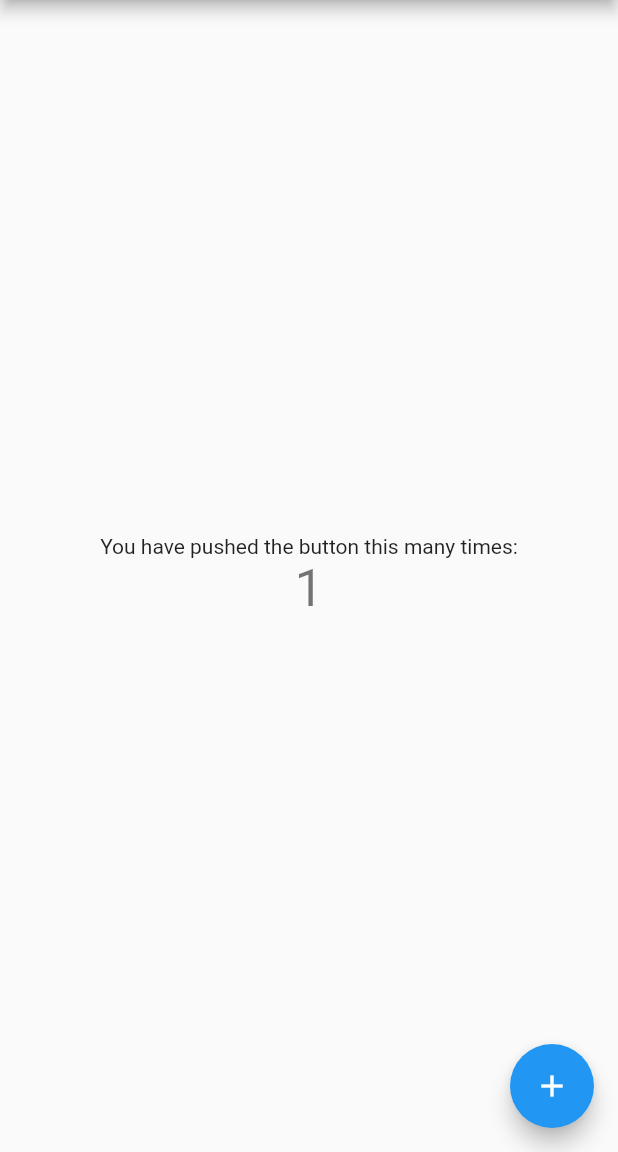
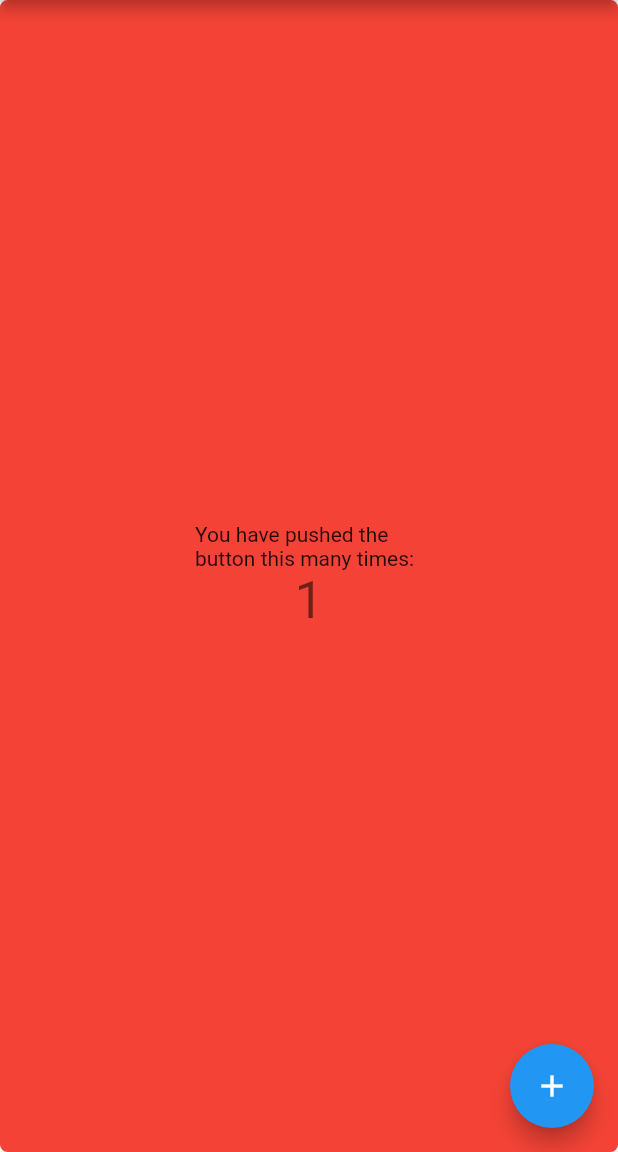
Before and after one commit to BayMikyou/flutter_extension, a Flutter app: the screen it shows after launch, after a tap on the "add" icon, on a phone screen of 412 x 824 dp, the part 84-1236 px from its top. Run offline on Flutter 3.47's test engine with Material 2 defaults, Android fonts, the phone set to English and light mode, and no system bars.

Commit message:
新增若干扩展函数

```diff
--- /dev/null
+++ b/lib/extension/utils/ext_list.dart
@@ -0,0 +1,6 @@
+extension ExtList<T> on List<T> {
+  List<T> copy() => List.from(this, growable: true);
+
+  List<R> mapIndexed<R>(R Function(T, int) onMap) =>
+      asMap().entries.map((entry) => onMap(entry.value, entry.key)).toList();
+}
--- /dev/null
+++ b/lib/extension/widget/ext_background.dart
@@ -0,0 +1,46 @@
+import 'package:flutter/cupertino.dart';
+import 'package:flutter/material.dart';
+
+extension ExtBg on Widget {
+  Widget background({
+    Color bgColor,
+    ImageProvider bgImage,
+    BoxShape shape,
+    double cornerRadius,
+    double border,
+    Color borderColor,
+  }) {
+    if(bgImage != null) {
+      return Container(
+        child: this,
+        decoration: BoxDecoration(
+          image: DecorationImage(
+            image: bgImage,
+            fit: BoxFit.cover,
+          ),
+          shape: shape,
+          border: Border.all(width: border, color: borderColor),
+          borderRadius: BorderRadius.all(
+            Radius.circular(
+              cornerRadius,
+            ),
+          ),
+        ),
+      );
+    } else {
+      return Container(
+        child: this,
+        decoration: BoxDecoration(
+          color: borderColor,
+          shape: shape,
+          border: Border.all(width: border, color: borderColor),
+          borderRadius: BorderRadius.all(
+            Radius.circular(
+              cornerRadius,
+            ),
+          ),
+        ),
+      );
+    }
+  }
+}
--- a/lib/main.dart
+++ b/lib/main.dart
@@ -1,23 +1,14 @@
 import 'package:flutter/material.dart';
+import 'package:flutterextension/extension/extensions.dart';
 
 void main() => runApp(MyApp());
 
 class MyApp extends StatelessWidget {
-  // This widget is the root of your application.
   @override
   Widget build(BuildContext context) {
     return MaterialApp(
       title: 'Flutter Demo',
       theme: ThemeData(
-        // This is the theme of your application.
-        //
-        // Try running your application with "flutter run". You'll see the
-        // application has a blue toolbar. Then, without quitting the app, try
-        // changing the primarySwatch below to Colors.green and then invoke
-        // "hot reload" (press "r" in the console where you ran "flutter run",
-        // or simply save your changes to "hot reload" in a Flutter IDE).
-        // Notice that the counter didn't reset back to zero; the application
-        // is not restarted.
         primarySwatch: Colors.blue,
       ),
       home: MyHomePage(title: 'Flutter Demo Home Page'),
@@ -27,15 +18,6 @@ class MyApp extends StatelessWidget {
 
 class MyHomePage extends StatefulWidget {
   MyHomePage({Key key, this.title}) : super(key: key);
-
-  // This widget is the home page of your application. It is stateful, meaning
-  // that it has a State object (defined below) that contains fields that affect
-  // how it looks.
-
-  // This class is the configuration for the state. It holds the values (in this
-  // case the title) provided by the parent (in this case the App widget) and
-  // used by the build method of the State. Fields in a Widget subclass are
-  // always marked "final".
 
   final String title;
 
@@ -48,47 +30,17 @@ class _MyHomePageState extends State<MyHomePage> {
 
   void _incrementCounter() {
     setState(() {
-      // This call to setState tells the Flutter framework that something has
-      // changed in this State, which causes it to rerun the build method below
-      // so that the display can reflect the updated values. If we changed
-      // _counter without calling setState(), then the build method would not be
-      // called again, and so nothing would appear to happen.
       _counter++;
     });
   }
 
   @override
   Widget build(BuildContext context) {
-    // This method is rerun every time setState is called, for instance as done
-    // by the _incrementCounter method above.
-    //
-    // The Flutter framework has been optimized to make rerunning build methods
-    // fast, so that you can just rebuild anything that needs updating rather
-    // than having to individually change instances of widgets.
     return Scaffold(
       appBar: AppBar(
-        // Here we take the value from the MyHomePage object that was created by
-        // the App.build method, and use it to set our appbar title.
         title: Text(widget.title),
       ),
-      body: Center(
-        // Center is a layout widget. It takes a single child and positions it
-        // in the middle of the parent.
-        child: Column(
-          // Column is also a layout widget. It takes a list of children and
-          // arranges them vertically. By default, it sizes itself to fit its
-          // children horizontally, and tries to be as tall as its parent.
-          //
-          // Invoke "debug painting" (press "p" in the console, choose the
-          // "Toggle Debug Paint" action from the Flutter Inspector in Android
-          // Studio, or the "Toggle Debug Paint" command in Visual Studio Code)
-          // to see the wireframe for each widget.
-          //
-          // Column has various properties to control how it sizes itself and
-          // how it positions its children. Here we use mainAxisAlignment to
-          // center the children vertically; the main axis here is the vertical
-          // axis because Columns are vertical (the cross axis would be
-          // horizontal).
+      body: Column(
         mainAxisAlignment: MainAxisAlignment.center,
         children: <Widget>[
           Text(
@@ -99,13 +51,14 @@ class _MyHomePageState extends State<MyHomePage> {
             style: Theme.of(context).textTheme.display1,
           ),
         ],
-        ),
-      ),
+      ).center
+        .paddingAll(120)
+        .background(bgColor: Colors.green, border: 10, borderColor: Colors.red, shape: BoxShape.rectangle, cornerRadius: 5.0),
       floatingActionButton: FloatingActionButton(
         onPressed: _incrementCounter,
         tooltip: 'Increment',
         child: Icon(Icons.add),
-      ), // This trailing comma makes auto-formatting nicer for build methods.
+      ),
     );
   }
 }
--- a/pubspec.yaml
+++ b/pubspec.yaml
@@ -14,7 +14,7 @@ description: A new Flutter application.
 version: 1.0.0+1
 
 environment:
-  sdk: ">=2.1.0 <3.0.0"
+  sdk: ">=2.6.0 <3.0.0"
 
 dependencies:
   flutter:
```
Also changed, not shown: lib/extension/extensions.dart (added, +7 -0 lines), lib/extension/utils/ext_iterable.dart (added, +10 -0 lines), lib/extension/widget/ext_align.dart (added, +22 -0 lines), lib/extension/widget/ext_space.dart (added, +23 -0 lines), pubspec.lock. Lines whose indentation alone changed are shown as unchanged.
